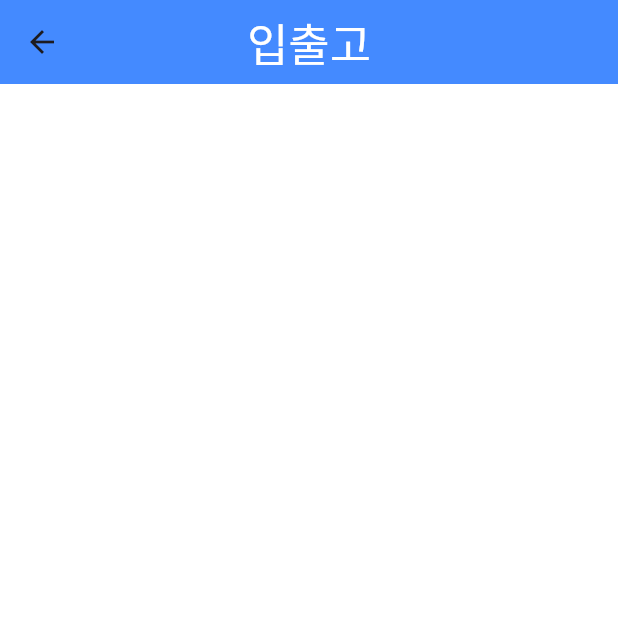
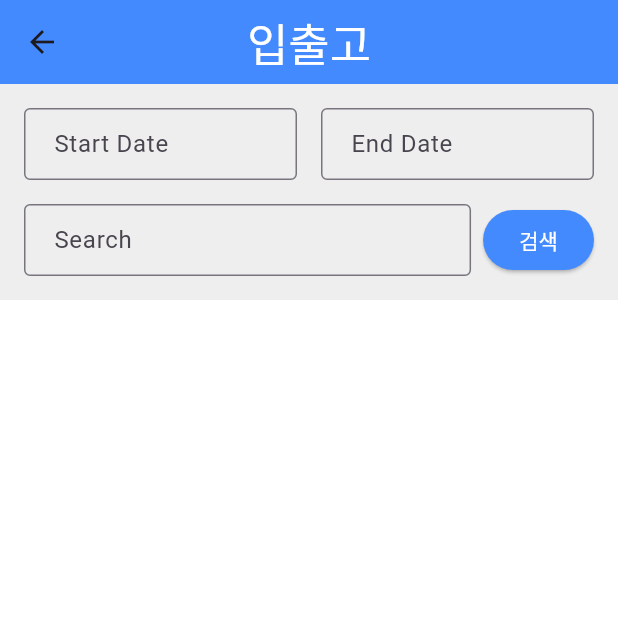
Before and after one commit to vosw1/the-boxes-app, a Flutter app: the InOutPage screen opened by its route, on a phone screen of 412 x 824 dp, the top half of it. Run offline on Flutter 3.47's test engine with Material 3 defaults, Android fonts, the phone set to English and light mode, and no system bars; our stand-ins replace dio, flutter_riverpod, flutter_secure_storage, logger; accounts and stored records are empty.

Commit message:
inout 페이지 기본 디자인

```diff
--- a/lib/components/custom_elavated_button.dart
+++ b/lib/components/custom_elavated_button.dart
@@ -3,12 +3,12 @@ import 'package:the_boxes/_core/constants/size.dart';
 
 class CustomElevatedButton extends StatelessWidget {
   final String text;
-  final VoidCallback funPageRoute;
+  final VoidCallback? funPageRoute;
 
   const CustomElevatedButton({
     Key? key,
     required this.text,
-    required this.funPageRoute,
+    this.funPageRoute,
   }) : super(key: key);
 
   @override
--- a/lib/page/home/home_body.dart
+++ b/lib/page/home/home_body.dart
@@ -6,7 +6,7 @@ class HomeBody extends StatelessWidget {
   @override
   Widget build(BuildContext context) {
     return Padding(
-      padding: const EdgeInsets.all(16.0),
+      padding: const EdgeInsets.all(sm_gap),
       child: GridView.count(
         crossAxisCount: 3, // Display 3 items per row
         crossAxisSpacing: sm_gap, // Horizontal space between items
--- a/lib/page/in_out_industruction_page/in_out_industruction_page.dart
+++ b/lib/page/in_out_industruction_page/in_out_industruction_page.dart
@@ -1,8 +1,8 @@
 import 'package:flutter/material.dart';
 import 'package:the_boxes/page/home/components/custom_app_bar.dart';
 
-class InOutPage extends StatelessWidget {
-  const InOutPage({super.key});
+class InOutInstructionPage extends StatelessWidget {
+  const InOutInstructionPage({super.key});
 
   @override
   Widget build(BuildContext context) {
--- /dev/null
+++ b/lib/page/in_out_page/components/in_out_body.dart
@@ -0,0 +1,86 @@
+import 'package:flutter/material.dart';
+import 'package:the_boxes/_core/constants/size.dart';
+
+class InOutBody extends StatelessWidget {
+  const InOutBody({super.key});
+
+  @override
+  Widget build(BuildContext context) {
+    return Column(
+      crossAxisAlignment: CrossAxisAlignment.start,
+      children: [
+        // Top section: Date fields and search bar
+        Container(
+          color: Colors.grey[200], // Background color for date fields and search bar
+          child: Padding(
+            padding: const EdgeInsets.all(sm_gap), // Padding for the date fields and search bar
+            child: Column(
+              crossAxisAlignment: CrossAxisAlignment.start,
+              children: [
+                // Date fields
+                Row(
+                  mainAxisAlignment: MainAxisAlignment.spaceBetween,
+                  children: [
+                    Expanded(
+                      child: TextField(
+                        decoration: InputDecoration(
+                          labelText: 'Start Date',
+                          border: OutlineInputBorder(),
+                          contentPadding: EdgeInsets.symmetric(horizontal:sm_gap),
+                        ),
+                      ),
+                    ),
+                    SizedBox(width: 16.0), // Space between the date fields
+                    Expanded(
+                      child: TextField(
+                        decoration: InputDecoration(
+                          labelText: 'End Date',
+                          border: OutlineInputBorder(),
+                          contentPadding: EdgeInsets.symmetric(horizontal: sm_gap),
+                        ),
+                      ),
+                    ),
+                  ],
+                ),
+                SizedBox(height: 16.0), // Space between the date fields and the search bar
+
+                // Search bar and button
+                Row(
+                  children: [
+                    Expanded(
+                      child: TextField(
+                        decoration: InputDecoration(
+                          labelText: 'Search',
+                          border: OutlineInputBorder(),
+                          contentPadding: EdgeInsets.symmetric(horizontal: sm_gap),
+                        ),
+                      ),
+                    ),
+                    SizedBox(width: 8.0), // Space between search bar and button
+                    ElevatedButton(
+                      onPressed: () {
+                        // Define search action
+                      },
+                      style: ElevatedButton.styleFrom(
+                        foregroundColor: Colors.white, backgroundColor: Colors.blueAccent, // Text color
+                      ),
+                      child: Text('검색'),
+                    ),
+                  ],
+                ),
+              ],
+            ),
+          ),
+        ),
+        SizedBox(height: sm_gap), // Space between the date/search section and the result section
+
+        // Bottom section: Empty space with white background
+        Expanded(
+          child: Container(
+            color: Colors.white, // Background color for the results section
+          ),
+        ),
+      ],
+    );
+  }
+}
--- a/lib/page/in_out_page/in_out_page.dart
+++ b/lib/page/in_out_page/in_out_page.dart
@@ -1,13 +1,15 @@
 import 'package:flutter/material.dart';
 import 'package:the_boxes/page/home/components/custom_app_bar.dart';
+import 'package:the_boxes/page/in_out_page/components/in_out_body.dart';
 
-class InOutInstructionPage extends StatelessWidget {
-  const InOutInstructionPage({super.key});
+class InOutPage extends StatelessWidget {
+  const InOutPage({super.key});
 
   @override
   Widget build(BuildContext context) {
     return Scaffold(
-      appBar: CustomAppBar(title: '입출고 지시'),
+      appBar: CustomAppBar(title: '입출고'),
+      body: InOutBody(),
     );
   }
 }
```
